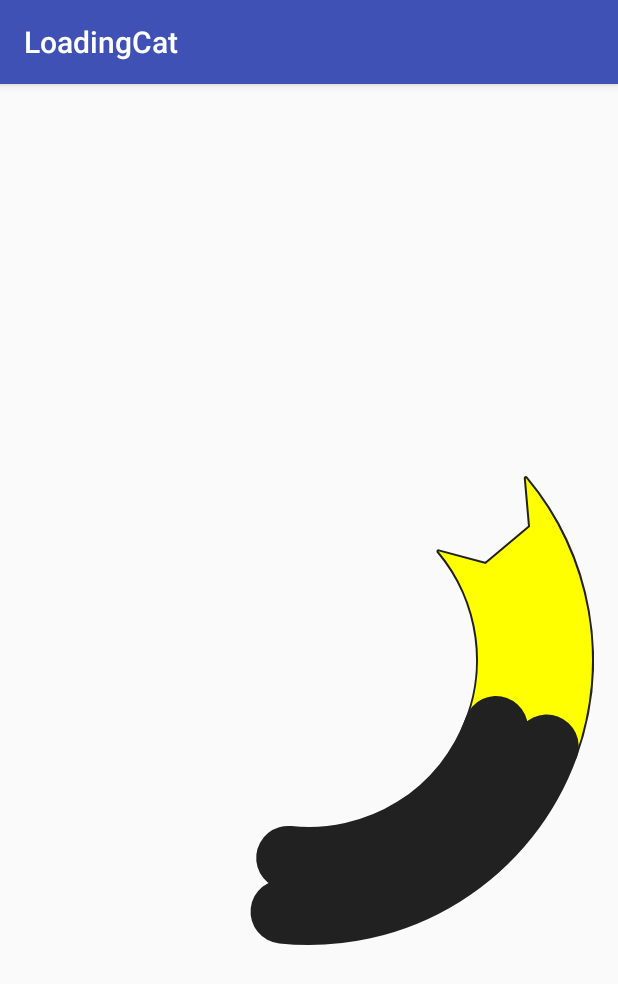
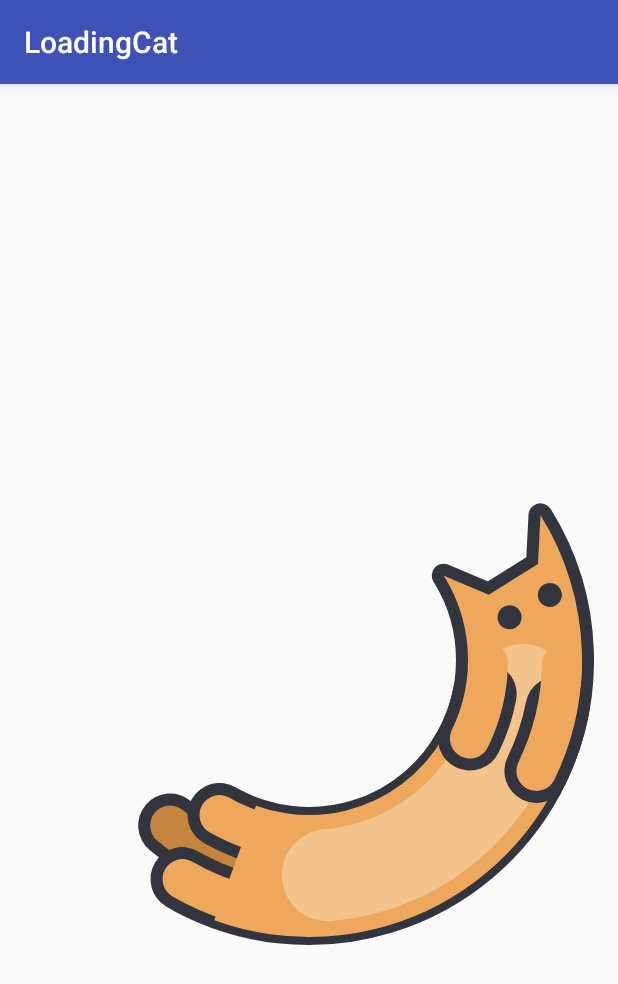
Before and after one commit to xaxtix/LoadingCat, an Android app: the screen it shows after launch (MainActivity), on a phone screen of 412 x 824 dp. Shown: the top 984 px of the screen. Run offline under Robolectric (Android 15) with nearby library versions, the phone set to English and light mode, and no system bars.

Commit message:
lol kek cheburek

```diff
--- a/app/src/main/java/com/example/com/loadingcat/LoadingCat.java
+++ b/app/src/main/java/com/example/com/loadingcat/LoadingCat.java
@@ -2,13 +2,10 @@ package com.example.com.loadingcat;
 
 import android.content.Context;
 import android.graphics.Canvas;
-import android.graphics.Color;
-import android.graphics.CornerPathEffect;
 import android.graphics.Matrix;
 import android.graphics.Paint;
 import android.graphics.Path;
 import android.graphics.Point;
-import android.graphics.PointF;
 import android.graphics.Rect;
 import android.graphics.RectF;
 import android.support.v4.content.ContextCompat;
@@ -18,22 +15,36 @@ import android.view.View;
 public class LoadingCat extends View {
 
     private final static int HEAD_LENGTH = 60;
+    private final static int STROKE_WIDTH = 24;
+    private final static int PAW_WIDTH = 64;
+    private final static int PAW_LIGHT_WIDTH = 92;
+
     Rect drawingRect;
     RectF drawingRectF;
     RectF internalRectF;
     RectF internalLeftRectF;
     RectF internalRightRectF;
+    RectF internalMiddleRecrF;
 
     Paint strokePaint;
     Paint fillPaint;
 
+    Paint bodyPatint;
+
     Paint pawFill;
     Paint pawStroke;
+    Paint pawLightStroke;
+    Paint tailStroke;
 
     Matrix rotateMatrix;
 
     float alph = 100;
     boolean inc;
+
+    int bodyColor;
+    int strokeColor;
+    int bodyLightColor;
+    int bodyDarkColor;
 
     public LoadingCat(Context context) {
         super(context);
@@ -57,26 +68,60 @@ public class LoadingCat extends View {
         internalRectF = new RectF();
         internalLeftRectF = new RectF();
         internalRightRectF = new RectF();
+        internalMiddleRecrF = new RectF();
+
+        bodyColor = ContextCompat.getColor(context, R.color.bodyColor);
+        bodyLightColor = ContextCompat.getColor(context, R.color.bodyLightColor);
+        strokeColor = ContextCompat.getColor(context, R.color.strokeColor);
+        bodyDarkColor = ContextCompat.getColor(context, R.color.bodyDarkColor);
 
         strokePaint = new Paint(Paint.ANTI_ALIAS_FLAG);
-        strokePaint.setColor(ContextCompat.getColor(context, R.color.strokeColor));
+        strokePaint.setColor(strokeColor);
         strokePaint.setStyle(Paint.Style.STROKE);
-        strokePaint.setStrokeWidth(4);
+        strokePaint.setStrokeWidth(STROKE_WIDTH);
         strokePaint.setStrokeCap(Paint.Cap.ROUND);
         strokePaint.setStrokeJoin(Paint.Join.ROUND);
 
         fillPaint = new Paint(Paint.ANTI_ALIAS_FLAG);
-        fillPaint.setColor(Color.YELLOW);
+        fillPaint.setColor(bodyColor);
 
         pawStroke = new Paint(Paint.ANTI_ALIAS_FLAG);
-        pawStroke.setColor(ContextCompat.getColor(context, R.color.strokeColor));
+        pawStroke.setColor(strokeColor);
         pawStroke.setStyle(Paint.Style.STROKE);
-        pawStroke.setStrokeWidth(64);
+        pawStroke.setStrokeWidth(PAW_WIDTH);
         pawStroke.setStrokeCap(Paint.Cap.ROUND);
         pawStroke.setStrokeJoin(Paint.Join.ROUND);
 
+        pawFill = new Paint(Paint.ANTI_ALIAS_FLAG);
+        pawFill.setColor(bodyColor);
+        pawFill.setStyle(Paint.Style.STROKE);
+        pawFill.setStrokeWidth(PAW_WIDTH - STROKE_WIDTH);
+        pawFill.setStrokeCap(Paint.Cap.ROUND);
+        pawFill.setStrokeJoin(Paint.Join.ROUND);
+
+        pawLightStroke = new Paint(Paint.ANTI_ALIAS_FLAG);
+        pawLightStroke.setColor(bodyLightColor);
+        pawLightStroke.setStyle(Paint.Style.STROKE);
+        pawLightStroke.setStrokeWidth(PAW_LIGHT_WIDTH);
+        pawLightStroke.setStrokeCap(Paint.Cap.ROUND);
+        pawLightStroke.setStrokeJoin(Paint.Join.ROUND);
+
+        bodyPatint = new Paint(Paint.ANTI_ALIAS_FLAG);
+        bodyPatint.setColor(bodyColor);
+        bodyPatint.setStyle(Paint.Style.STROKE);
+        bodyPatint.setStrokeWidth(PAW_LIGHT_WIDTH + 30);
+        bodyPatint.setStrokeCap(Paint.Cap.BUTT);
+
+        tailStroke = new Paint(Paint.ANTI_ALIAS_FLAG);
+        tailStroke.setColor(bodyDarkColor);
+        tailStroke.setStyle(Paint.Style.STROKE);
+        tailStroke.setStrokeWidth(PAW_WIDTH - STROKE_WIDTH);
+        tailStroke.setStrokeCap(Paint.Cap.ROUND);
+        tailStroke.setStrokeJoin(Paint.Join.ROUND);
+
+
         rotateMatrix = new Matrix();
-        setLayerType(LAYER_TYPE_HARDWARE,null);
+        setLayerType(LAYER_TYPE_HARDWARE, null);
     }
 
     @Override
@@ -84,6 +129,7 @@ public class LoadingCat extends View {
         super.onMeasure(widthMeasureSpec, heightMeasureSpec);
         int sizeHalf = Math.min(getMeasuredHeight(), getMeasuredWidth()) >> 1;
         int sizeQuad = (int) (sizeHalf * 0.4f);
+        int sizeQuadHalf = sizeQuad >> 1;
         int cX = getMeasuredWidth() >> 1;
         int cY = getMeasuredHeight() >> 1;
         int padding = (int) (strokePaint.getStrokeWidth() * 0.5f);
@@ -119,6 +165,13 @@ public class LoadingCat extends View {
                 drawingRectF.right - strokeHalf,
                 drawingRectF.bottom - strokeHalf
         );
+
+        internalMiddleRecrF.set(
+                drawingRect.left + sizeQuadHalf,
+                drawingRect.top + sizeQuadHalf,
+                drawingRect.right - sizeQuadHalf,
+                drawingRect.bottom - sizeQuadHalf
+        );
     }
 
     int i = 0;
@@ -146,16 +199,16 @@ public class LoadingCat extends View {
 
 
         if (inc) {
-            alph += 3;
-            if (alph > 300)
+            alph += 1;
+            if (alph > 200)
                 inc = false;
         } else {
-            alph -= 3;
+            alph -= 1;
             if (alph < 60)
                 inc = true;
         }
 
-        canvas.rotate(i-=5,pX,pY);
+        canvas.rotate(i -= 4, pX, pY);
         canvas.save();
 
         rotateMatrix.setTranslate(0, 40);
@@ -170,36 +223,43 @@ public class LoadingCat extends View {
         transformPoint(point, rotateMatrix);
         path.lineTo(point.x, point.y);
         path.arcTo(internalRectF, 0, HEAD_LENGTH - 7 + interanlA);
-        canvas.drawPath(path,strokePaint);
+        canvas.drawPath(path, strokePaint);
         path.close();
-        canvas.drawPath(path,fillPaint);
+        canvas.drawPath(path, fillPaint);
 
-        canvas.drawArc(internalLeftRectF,HEAD_LENGTH,alph,false,pawStroke);
-        canvas.drawArc(internalRightRectF,HEAD_LENGTH,alph,false,pawStroke);
+        //tail
+        canvas.drawArc(internalMiddleRecrF, HEAD_LENGTH + alph - 30, 40, false, pawStroke);
+        canvas.drawArc(internalMiddleRecrF, HEAD_LENGTH + alph - 30, 40, false, tailStroke);
+        //back paws
+        canvas.drawArc(internalLeftRectF, HEAD_LENGTH, alph, false, pawStroke);
+        canvas.drawArc(internalRightRectF, HEAD_LENGTH, alph, false, pawStroke);
 
-        //
+        canvas.drawArc(internalLeftRectF, HEAD_LENGTH - 10, alph + 10, false, pawFill);
+        canvas.drawArc(internalRightRectF, HEAD_LENGTH - 10, alph + 10, false, pawFill);
+
+        //body
+        canvas.drawArc(internalMiddleRecrF, HEAD_LENGTH - 20, alph + 10, false, bodyPatint);
+        canvas.drawArc(internalMiddleRecrF, HEAD_LENGTH - 20, alph - 15, false, pawLightStroke);
+
+        //face paws
+        canvas.drawArc(internalLeftRectF, HEAD_LENGTH - 17, 15, false, pawStroke);
+        canvas.drawArc(internalRightRectF, HEAD_LENGTH - 17, 15, false, pawStroke);
+
+        canvas.drawArc(internalLeftRectF, HEAD_LENGTH - 17 - 10, 15 + 10, false, pawFill);
+        canvas.drawArc(internalRightRectF, HEAD_LENGTH - 17 - 10, 15 + 10, false, pawFill);
+
+        canvas.restore();
+
+        //TODO hardcode
+        canvas.translate(0, 60);
+        canvas.rotate(3,pX,pY);
+        canvas.drawPoint(pX + sizeHalf - earSize - strokePaint.getStrokeWidth() / 4, pY, strokePaint);
+        canvas.drawPoint(pX + internalSizeHalf + earSize + strokePaint.getStrokeWidth() / 4, pY, strokePaint);
 
 
-        float offset = (float) (sizeHalf - sizeHalf * Math.cos(Math.toRadians(7)));
-        float offset1 = (float) (internalSizeHalf - internalSizeHalf * Math.cos(interanlAr));
+        //  canvas.drawPath(path, strokePaint);
 
-        point.set((int) (pX + leftSizeHalf - offset), pY);
-        rotateMatrix.setRotate(alph - 7 + leftA, pX, pY);
-        transformPoint(point, rotateMatrix);
-        path.cubicTo(point.x, point.y,point.x - 50, point.y,point.x, point.y);
-        path.arcTo(internalLeftRectF, alph - 7 + leftA, -2 * leftA);
-
-        point.set((int) (pX + rightSizeHalf - offset1), pY);
-
-        rotateMatrix.setRotate(alph - 7 -rightA, pX, pY);
-        transformPoint(point, rotateMatrix);
-        path.lineTo(point.x, point.y);
-        path.arcTo(internalRightRectF,alph - 7 - rightA, 2 * rightA);
-        path.close();
-
-      //  canvas.drawPath(path, strokePaint);
-
-      //    invalidate();
+            invalidate();
         //canvas.drawCircle(pX, pY, sizeHalf, strokePaint);
     }
 
--- a/app/src/main/res/values/colors.xml
+++ b/app/src/main/res/values/colors.xml
@@ -4,5 +4,8 @@
     <color name="colorPrimaryDark">#303F9F</color>
     <color name="colorAccent">#FF4081</color>
 
-    <color name="strokeColor">#212121</color>
+    <color name="strokeColor">#32353e</color>
+    <color name="bodyColor">#EDA85D</color>
+    <color name="bodyLightColor">#F2C38B</color>
+    <color name="bodyDarkColor">#C5843D</color>
 </resources>
```
